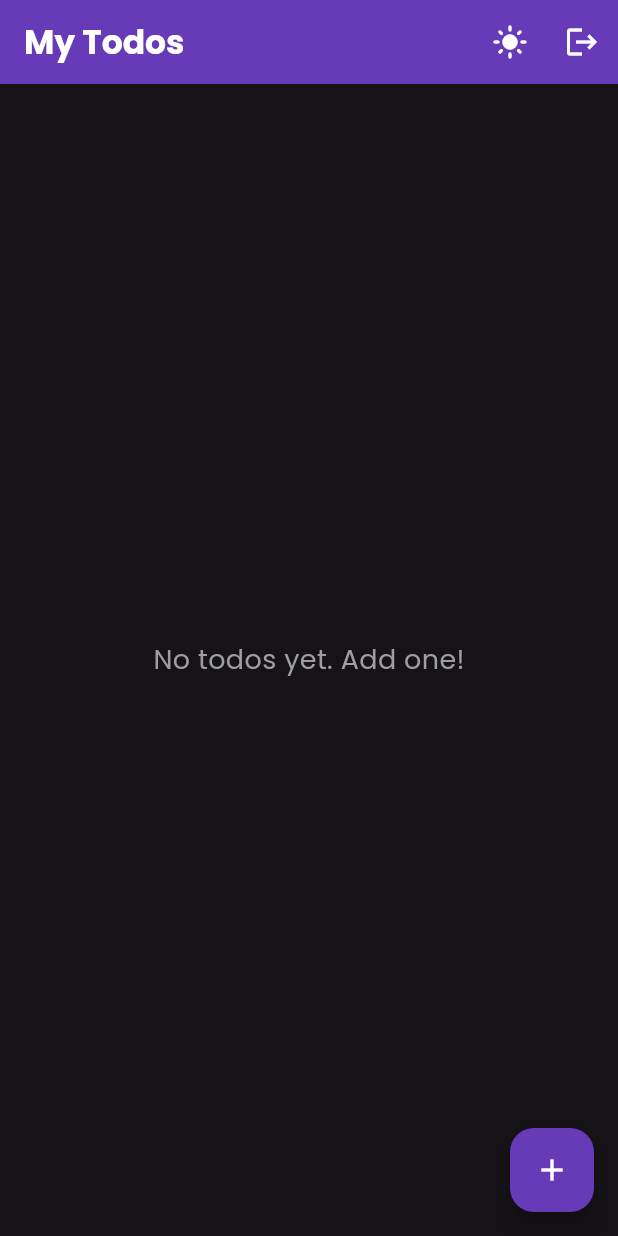
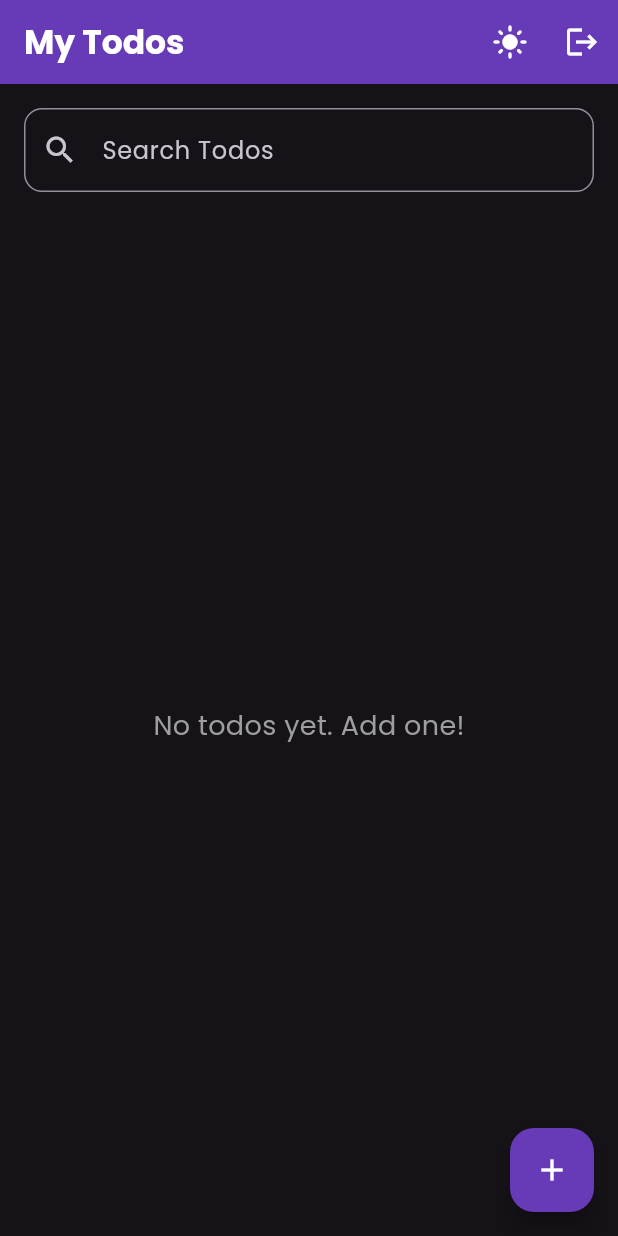
Before and after one commit to canberkduran/mobilYG, a Flutter app: the HomeScreen screen opened directly with empty values, after a tap on the "dark mode" icon, on a phone screen of 412 x 824 dp. Run offline on Flutter 3.47's test engine with Material 3 defaults, Android fonts, the phone set to English and light mode, and no system bars; our stand-ins replace flutter_local_notifications, google_fonts, image_picker, sqflite, timezone; accounts and stored records are empty.

Commit message:
Arama ve Tamamlanma Barı Eklendi

```diff
--- a/lib/db/database_helper.dart
+++ b/lib/db/database_helper.dart
@@ -21,7 +21,7 @@ class DatabaseHelper {
 
     return await openDatabase(
       path,
-      version: 2,
+      version: 4,
       onCreate: _createDB,
       onUpgrade: _onUpgrade,
     );
@@ -30,6 +30,19 @@ class DatabaseHelper {
   Future _onUpgrade(Database db, int oldVersion, int newVersion) async {
     if (oldVersion < 2) {
       await db.execute('ALTER TABLE todos ADD COLUMN imagePath TEXT');
+    }
+    if (oldVersion < 3) {
+      await db.execute('ALTER TABLE todos ADD COLUMN dueDate TEXT');
+      await db.execute(
+        'ALTER TABLE todos ADD COLUMN notificationEnabled INTEGER',
+      );
+    }
+    if (oldVersion < 4) {
+      final columns = await db.rawQuery('PRAGMA table_info(todos)');
+      final hasImagePath = columns.any((col) => col['name'] == 'imagePath');
+      if (!hasImagePath) {
+        await db.execute('ALTER TABLE todos ADD COLUMN imagePath TEXT');
+      }
     }
   }
 
@@ -49,6 +62,9 @@ class DatabaseHelper {
       description TEXT NOT NULL,
       isCompleted INTEGER NOT NULL,
       userId INTEGER NOT NULL,
+      dueDate TEXT,
+      notificationEnabled INTEGER,
+      imagePath TEXT,
       FOREIGN KEY (userId) REFERENCES users (id) ON DELETE CASCADE
     )
     ''';
--- a/lib/screens/home_screen.dart
+++ b/lib/screens/home_screen.dart
@@ -21,11 +21,19 @@ class HomeScreen extends StatefulWidget {
 
 class _HomeScreenState extends State<HomeScreen> {
   late Future<List<Todo>> _todosFuture;
+  final TextEditingController _searchController = TextEditingController();
+  String _searchQuery = '';
 
   @override
   void initState() {
     super.initState();
     _refreshTodos();
+  }
+
+  @override
+  void dispose() {
+    _searchController.dispose();
+    super.dispose();
   }
 
   void _refreshTodos() {
@@ -72,27 +80,113 @@ class _HomeScreenState extends State<HomeScreen> {
           if (snapshot.hasError) {
             return Center(child: Text('Error: ${snapshot.error}'));
           }
-          final todos = snapshot.data ?? [];
+          final allTodos = snapshot.data ?? [];
 
-          if (todos.isEmpty) {
-            return Center(
+          final todos = allTodos.where((todo) {
+            final query = _searchQuery.toLowerCase();
+            return todo.title.toLowerCase().contains(query) ||
+                todo.description.toLowerCase().contains(query);
+          }).toList();
+
+          final totalTodos = allTodos.length;
+          final completedTodos = allTodos.where((t) => t.isCompleted).length;
+          final progress = totalTodos == 0 ? 0.0 : completedTodos / totalTodos;
+
+          return Column(
+            children: [
+              Padding(
+                padding: const EdgeInsets.all(16.0),
+                child: TextField(
+                  controller: _searchController,
+                  decoration: InputDecoration(
+                    labelText: 'Search Todos',
+                    prefixIcon: const Icon(Icons.search),
+                    border: OutlineInputBorder(
+                      borderRadius: BorderRadius.circular(12),
+                    ),
+                    suffixIcon: _searchQuery.isNotEmpty
+                        ? IconButton(
+                            icon: const Icon(Icons.clear),
+                            onPressed: () {
+                              setState(() {
+                                _searchController.clear();
+                                _searchQuery = '';
+                              });
+                            },
+                          )
+                        : null,
+                  ),
+                  onChanged: (value) {
+                    setState(() {
+                      _searchQuery = value;
+                    });
+                  },
+                ),
+              ),
+              if (totalTodos > 0)
+                Padding(
+                  padding: const EdgeInsets.symmetric(horizontal: 16.0),
+                  child: Column(
+                    children: [
+                      Row(
+                        mainAxisAlignment: MainAxisAlignment.spaceBetween,
+                        children: [
+                          Text(
+                            'Progress',
+                            style: GoogleFonts.poppins(
+                              fontWeight: FontWeight.w600,
+                              fontSize: 16,
+                            ),
+                          ),
+                          Text(
+                            '$completedTodos/$totalTodos Completed',
+                            style: GoogleFonts.poppins(
+                              color: Colors.grey[600],
+                              fontWeight: FontWeight.w500,
+                            ),
+                          ),
+                        ],
+                      ),
+                      const SizedBox(height: 8),
+                      LinearProgressIndicator(
+                        value: progress,
+                        backgroundColor: Colors.deepPurple.withOpacity(0.1),
+                        valueColor: const AlwaysStoppedAnimation<Color>(
+                          Colors.deepPurple,
+                        ),
+                        minHeight: 10,
+                        borderRadius: BorderRadius.circular(5),
+                      ),
+                      const SizedBox(height: 16),
+                    ],
+                  ),
+                ),
+              Expanded(
+                child: todos.isEmpty
+                    ? Center(
                         child: Text(
-                'No todos yet. Add one!',
-                style: GoogleFonts.poppins(fontSize: 18, color: Colors.grey),
+                          _searchQuery.isEmpty
+                              ? 'No todos yet. Add one!'
+                              : 'No todos found matching "$_searchQuery"',
+                          style: GoogleFonts.poppins(
+                            fontSize: 18,
+                            color: Colors.grey,
                           ),
-            );
-          }
-
-          return ListView.builder(
+                        ),
+                      )
+                    : ListView.builder(
                         padding: const EdgeInsets.all(16),
                         itemCount: todos.length,
                         itemBuilder: (context, index) {
                           final todo = todos[index];
-              final isOverdue = todo.dueDate != null &&
+                          final isOverdue =
+                              todo.dueDate != null &&
                               todo.dueDate!.isBefore(DateTime.now()) &&
                               !todo.isCompleted;
-              final isDueSoon = todo.dueDate != null &&
-                  todo.dueDate!.difference(DateTime.now()).inDays <= 1 &&
+                          final isDueSoon =
+                              todo.dueDate != null &&
+                              todo.dueDate!.difference(DateTime.now()).inDays <=
+                                  1 &&
                               todo.dueDate!.isAfter(DateTime.now()) &&
                               !todo.isCompleted;
 
@@ -136,11 +230,16 @@ class _HomeScreenState extends State<HomeScreen> {
                                     const SizedBox(height: 8),
                                     Row(
                                       children: [
-                            const Icon(Icons.calendar_today,
-                                size: 16, color: Colors.deepPurple),
+                                        const Icon(
+                                          Icons.calendar_today,
+                                          size: 16,
+                                          color: Colors.deepPurple,
+                                        ),
                                         const SizedBox(width: 8),
                                         Text(
-                              DateFormat('dd/MM/yyyy').format(todo.dueDate!),
+                                          DateFormat(
+                                            'dd/MM/yyyy',
+                                          ).format(todo.dueDate!),
                                           style: GoogleFonts.poppins(
                                             fontSize: 14,
                                             color: isOverdue
@@ -193,9 +292,12 @@ class _HomeScreenState extends State<HomeScreen> {
                                     isCompleted: value!,
                                     userId: todo.userId,
                                     dueDate: todo.dueDate,
-                        notificationEnabled: todo.notificationEnabled,
+                                    notificationEnabled:
+                                        todo.notificationEnabled,
                                   );
-                      await DatabaseHelper.instance.updateTodo(updatedTodo);
+                                  await DatabaseHelper.instance.updateTodo(
+                                    updatedTodo,
+                                  );
                                   _refreshTodos();
                                 },
                               ),
@@ -203,7 +305,8 @@ class _HomeScreenState extends State<HomeScreen> {
                                 await Navigator.push(
                                   context,
                                   MaterialPageRoute(
-                        builder: (context) => UpdateTodoScreen(todo: todo),
+                                    builder: (context) =>
+                                        UpdateTodoScreen(todo: todo),
                                   ),
                                 );
                                 _refreshTodos();
@@ -211,6 +314,9 @@ class _HomeScreenState extends State<HomeScreen> {
                             ),
                           );
                         },
+                      ),
+              ),
+            ],
           );
         },
       ),
```
Lines whose indentation alone changed are shown as unchanged.
